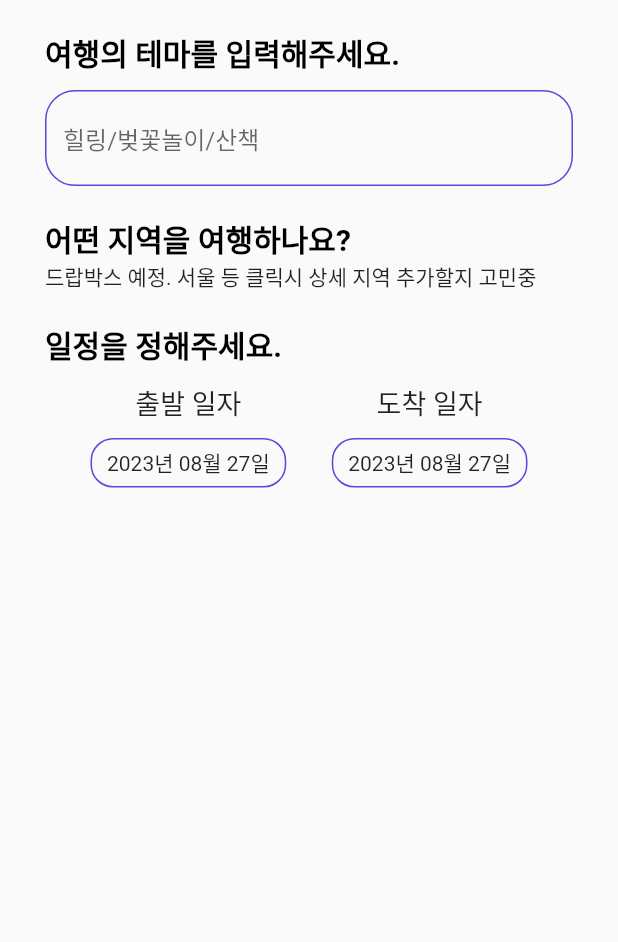
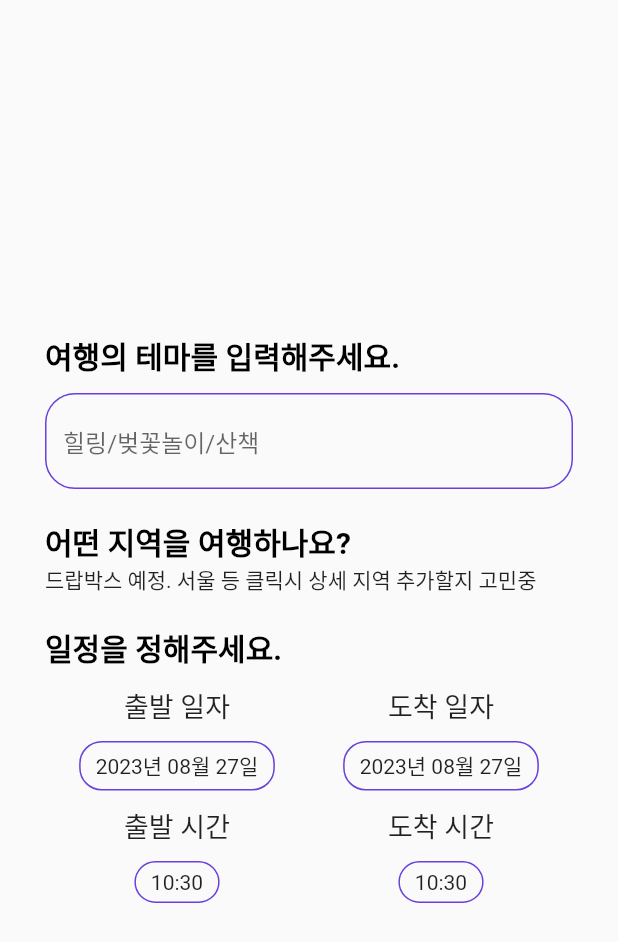
Before and after one commit to tororae/tourApp_with_tour_api, a Flutter app: the ScheduleScreen widget shown alone on an empty page, opened directly, on a phone screen of 412 x 824 dp. Shown: the top 942 px of the screen. Run offline on Flutter 3.47's test engine with Material 2 defaults, Android fonts, the phone set to English and light mode, and no system bars; our stand-ins replace fluttertoast.

Commit message:
시간 설정 및 예외처리 완료

```diff
--- a/lib/main.dart
+++ b/lib/main.dart
@@ -12,6 +12,7 @@ class MainApp extends StatelessWidget {
   @override
   Widget build(BuildContext context) {
     return const MaterialApp(
+      debugShowCheckedModeBanner: false,
       localizationsDelegates: <LocalizationsDelegate<Object>>[
         // ... app-specific localization delegate(s) here
         GlobalMaterialLocalizations.delegate,
--- a/lib/screen/schedule_screen.dart
+++ b/lib/screen/schedule_screen.dart
@@ -17,7 +17,7 @@ class _ScheduleScreenState extends State<ScheduleScreen> {
   DateTime _startDate = DateTime.now();
   DateTime _endDate = DateTime.now();
 
-  dateApply(bool isStart) {
+  dayApply(bool isStart) {
     setState(() {
       if (isStart) {
         _startDate = _temporaryDate;
@@ -26,14 +26,33 @@ class _ScheduleScreenState extends State<ScheduleScreen> {
         }
         Navigator.pop(context, 'OK');
       } else {
-        debugPrint(
-            "${_temporaryDate.difference(_startDate).inDays}와 ${_startDate.difference(_temporaryDate).inDays}");
         if (_temporaryDate.difference(_startDate).inDays >= 1) {
           _endDate = _temporaryDate;
           Navigator.pop(context, 'OK');
         } else {
           Fluttertoast.showToast(
             msg: "출발 일자보다 빠르게 설정할 수 없습니다.",
+          );
+        }
+      }
+    });
+  }
+
+  timeApply(bool isStart) {
+    setState(() {
+      if (isStart) {
+        _startDate = _temporaryDate;
+        if (_startDate.difference(_endDate).inDays == 0) {
+          _endDate = _startDate;
+        }
+        Navigator.pop(context, 'OK');
+      } else {
+        if (_temporaryDate.difference(_startDate).inMinutes >= 1) {
+          _endDate = _temporaryDate;
+          Navigator.pop(context, 'OK');
+        } else {
+          Fluttertoast.showToast(
+            msg: "출발 일시보다 빠르게 설정할 수 없습니다.",
           );
         }
       }
@@ -48,6 +67,7 @@ class _ScheduleScreenState extends State<ScheduleScreen> {
           horizontal: 30,
           vertical: 20,
         ),
+        child: SingleChildScrollView(
           child: Column(
             crossAxisAlignment: CrossAxisAlignment.start,
             children: [
@@ -62,7 +82,7 @@ class _ScheduleScreenState extends State<ScheduleScreen> {
               const SizedBox(height: 10),
               //날짜선택부
               Row(
-              mainAxisAlignment: MainAxisAlignment.spaceEvenly,
+                mainAxisAlignment: MainAxisAlignment.spaceAround,
                 children: [
                   Column(
                     children: [
@@ -75,7 +95,6 @@ class _ScheduleScreenState extends State<ScheduleScreen> {
                         onTap: () => datePicker(
                           context: context,
                           selectedDate: _startDate,
-                        scheduleApply: dateApply,
                           isStart: true,
                         ),
                         child: Container(
@@ -105,7 +124,6 @@ class _ScheduleScreenState extends State<ScheduleScreen> {
                         onTap: () => datePicker(
                           context: context,
                           selectedDate: _endDate,
-                        scheduleApply: dateApply,
                           isStart: false,
                         ),
                         child: Container(
@@ -126,16 +144,82 @@ class _ScheduleScreenState extends State<ScheduleScreen> {
                   ),
                 ],
               ),
+              const SizedBox(height: 10),
+
+              Row(
+                mainAxisAlignment: MainAxisAlignment.spaceAround,
+                children: [
+                  Column(
+                    children: [
+                      const Text(
+                        "출발 시간",
+                        style: TextStyle(fontSize: 18),
+                      ),
+                      const SizedBox(height: 10),
+                      GestureDetector(
+                        onTap: () => timePicker(
+                          context: context,
+                          selectedDate: _startDate,
+                          isStart: true,
+                        ),
+                        child: Container(
+                          padding: const EdgeInsets.symmetric(
+                              horizontal: 10, vertical: 5),
+                          decoration: BoxDecoration(
+                            border: Border.all(color: mainColor),
+                            borderRadius: const BorderRadius.all(
+                              Radius.circular(15),
+                            ),
+                          ),
+                          child: Text(
+                            DateFormat.Hm().format(_startDate),
+                          ),
+                        ),
+                      ),
                     ],
+                  ),
+                  Column(
+                    children: [
+                      const Text(
+                        "도착 시간",
+                        style: TextStyle(fontSize: 18),
+                      ),
+                      const SizedBox(height: 10),
+                      GestureDetector(
+                        onTap: () => timePicker(
+                          context: context,
+                          selectedDate: _endDate,
+                          isStart: false,
+                        ),
+                        child: Container(
+                          padding: const EdgeInsets.symmetric(
+                              horizontal: 10, vertical: 5),
+                          decoration: BoxDecoration(
+                            border: Border.all(color: mainColor),
+                            borderRadius: const BorderRadius.all(
+                              Radius.circular(15),
+                            ),
+                          ),
+                          child: Text(
+                            DateFormat.Hm().format(_endDate),
+                          ),
+                        ),
+                      ),
+                    ],
+                  ),
+                ],
+              ),
+            ],
+          ),
         ),
       ),
     );
   }
 
+//쿠퍼티노 디자인의 날짜 선택기
   void datePicker({
     context,
     required DateTime selectedDate,
-    required Function scheduleApply,
     required bool isStart,
   }) {
     _temporaryDate = selectedDate;
@@ -155,13 +239,11 @@ class _ScheduleScreenState extends State<ScheduleScreen> {
                   itemExtent: 40,
                   minimumYear: DateTime.now().year,
                   minimumDate: DateTime.now().subtract(
-                    Duration(minutes: 1),
+                    const Duration(minutes: 1),
                   ),
                   maximumYear: DateTime.now().year + 1,
                   initialDateTime: _temporaryDate,
                   mode: CupertinoDatePickerMode.date,
-                  use24hFormat: true,
-                  // This shows day of week alongside day of month
                   showDayOfWeek: true,
                   // This is called when the user changes the date.
                   onDateTimeChanged: (DateTime newDate) {
@@ -178,7 +260,58 @@ class _ScheduleScreenState extends State<ScheduleScreen> {
                   ),
                   TextButton(
                     onPressed: () {
-                      dateApply(isStart);
+                      dayApply(isStart);
+                    },
+                    child: const Text('OK'),
+                  ),
+                ],
+              ),
+            ],
+          ),
+        );
+      },
+    );
+  }
+
+//쿠퍼티노 디자인의 시간 선택기
+  void timePicker({
+    context,
+    required DateTime selectedDate,
+    required bool isStart,
+  }) {
+    _temporaryDate = selectedDate;
+    showDialog(
+      barrierDismissible: false, //버튼으로만 종료 가능해짐.
+      context: context,
+      builder: (context) {
+        return Dialog(
+          insetPadding: const EdgeInsets.symmetric(vertical: 30),
+          child: Column(
+            mainAxisSize: MainAxisSize.min,
+            mainAxisAlignment: MainAxisAlignment.center,
+            children: [
+              SizedBox(
+                height: 400,
+                child: CupertinoDatePicker(
+                  itemExtent: 40,
+                  initialDateTime: _temporaryDate,
+                  mode: CupertinoDatePickerMode.time,
+                  use24hFormat: true,
+                  onDateTimeChanged: (DateTime newDate) {
+                    setState(() => _temporaryDate = newDate);
+                  },
+                ),
+              ),
+              Row(
+                mainAxisAlignment: MainAxisAlignment.center,
+                children: [
+                  TextButton(
+                    onPressed: () => Navigator.pop(context, 'Cancel'),
+                    child: const Text('Cancel'),
+                  ),
+                  TextButton(
+                    onPressed: () {
+                      timeApply(isStart);
                     },
                     child: const Text('OK'),
                   ),
```
Lines whose indentation alone changed are shown as unchanged.
